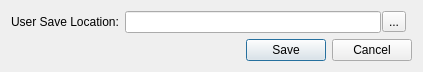
smithbro2115/Clocking, file Gui/PreferencesDialog.ui: the form before one commit.
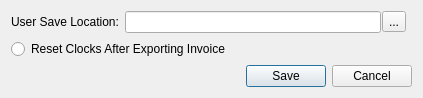
The form after the commit.

Commit message: - Fixed a few bugs and added clearing clocks on export

```diff
--- a/Gui/PreferencesDialog.ui
+++ b/Gui/PreferencesDialog.ui
@@ -7,21 +7,14 @@
     <x>0</x>
     <y>0</y>
     <width>423</width>
-    <height>69</height>
+    <height>90</height>
    </rect>
   </property>
   <property name="windowTitle">
    <string>Preferences</string>
   </property>
   <layout class="QGridLayout" name="gridLayout">
-   <item row="0" column="0">
-    <widget class="QLabel" name="label">
-     <property name="text">
-      <string>User Save Location:</string>
-     </property>
-    </widget>
-   </item>
-   <item row="2" column="0" colspan="3">
+   <item row="3" column="0" colspan="3">
     <widget class="QDialogButtonBox" name="buttonBox">
      <property name="orientation">
       <enum>Qt::Horizontal</enum>
@@ -31,6 +24,13 @@
      </property>
     </widget>
    </item>
+   <item row="0" column="0">
+    <widget class="QLabel" name="label">
+     <property name="text">
+      <string>User Save Location:</string>
+     </property>
+    </widget>
+   </item>
    <item row="0" column="1">
     <widget class="QFrame" name="frame">
      <property name="frameShape">
@@ -74,6 +74,16 @@
      </layout>
     </widget>
    </item>
+   <item row="1" column="0" colspan="2">
+    <widget class="QRadioButton" name="resetClocksAfterExportingInvoicesRadioButton">
+     <property name="layoutDirection">
+      <enum>Qt::LeftToRight</enum>
+     </property>
+     <property name="text">
+      <string>Reset Clocks After Exporting Invoice</string>
+     </property>
+    </widget>
+   </item>
   </layout>
  </widget>
  <resources/>
```
The commit also changes 12 other files.
